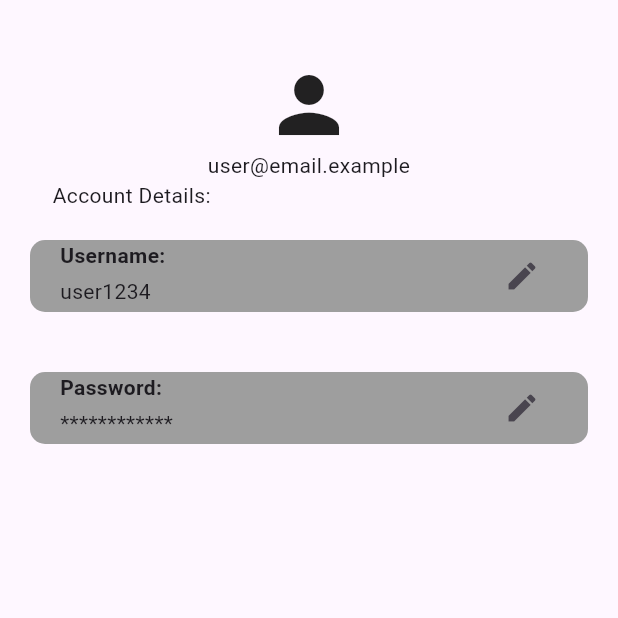
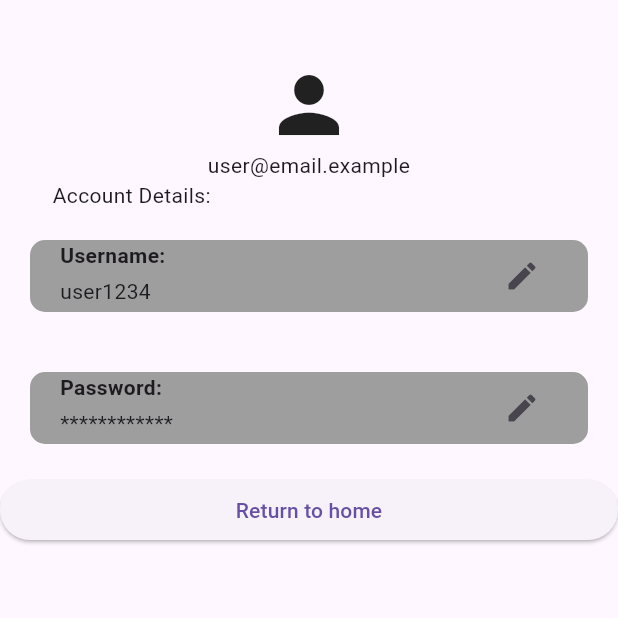
Before and after one commit to Yi-Terry/languageApp, a Flutter app: the ProfilePage screen opened directly, on a phone screen of 412 x 824 dp, the top half of it. Run offline on Flutter 3.47's test engine with Material 3 defaults, Android fonts, the phone set to English and light mode, and no system bars; our stand-ins replace firebase_auth, firebase_core, firebase_database, fluttertoast; missing offline and left inert: firebase_ui_auth, ndialog; accounts and stored records are empty.

Commit message:
Added "return to home page" button to profile_screen.

```diff
--- a/lib/home_screen/my_home_page.dart
+++ b/lib/home_screen/my_home_page.dart
@@ -157,6 +157,7 @@ class _MyHomePageState extends State<MyHomePage> {
                     goToProfile();
                   },
                   icon: const Icon(Icons.account_circle),
+                  iconSize: 40,
                 ),
               ],
             ),
--- a/lib/profile_screen/profile_screen.dart
+++ b/lib/profile_screen/profile_screen.dart
@@ -34,7 +34,7 @@ class ProfilePageState extends State<ProfilePage> {
   Widget build(BuildContext context) {
     return Scaffold(
       body: ListView(
-        children: const [
+        children: [
           SizedBox(height: 40),
           Icon(
             Icons.person,
@@ -56,7 +56,13 @@ class ProfilePageState extends State<ProfilePage> {
             isPswd: false,
           ),
           InfoBox(
-              content: "password123!", sectionTitle: "Password: ", isPswd: true)
+              content: "password123!", sectionTitle: "Password: ", isPswd: true),
+          ElevatedButton(onPressed: () {      // sends the user to the home page @Terry Y
+                  Navigator.of(context).push(MaterialPageRoute(builder: (context){
+                    return const MyHomePage();
+                  }));
+                }, child: const Text('Return to home')),
+
         ],
       ),
     );
```
